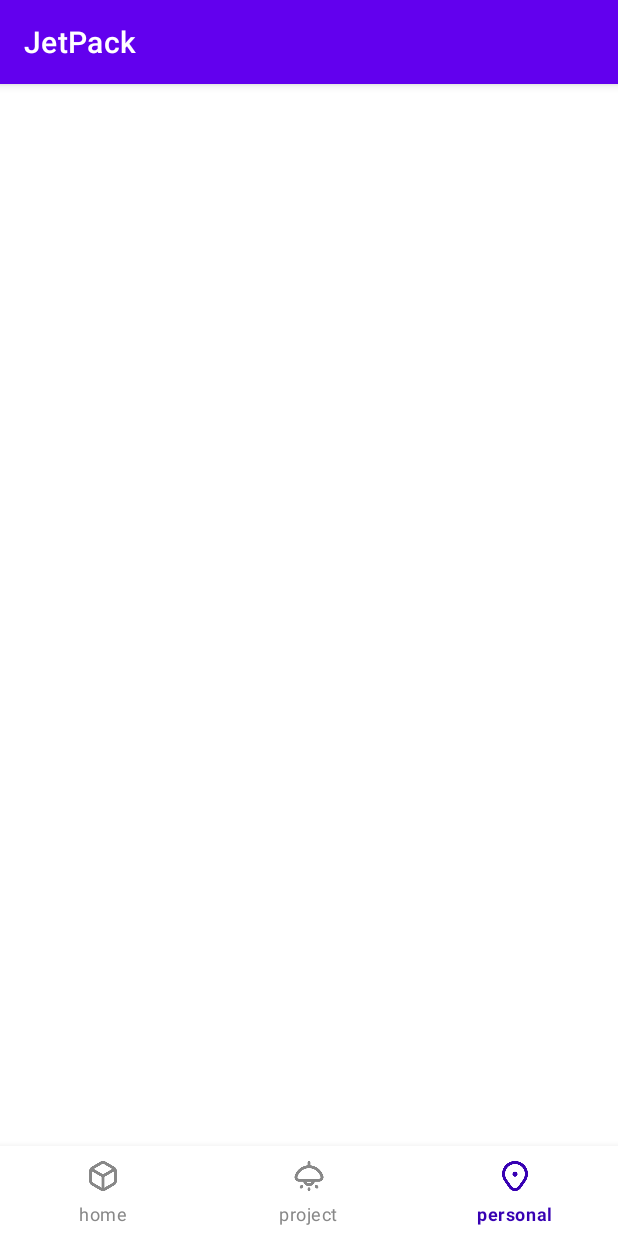
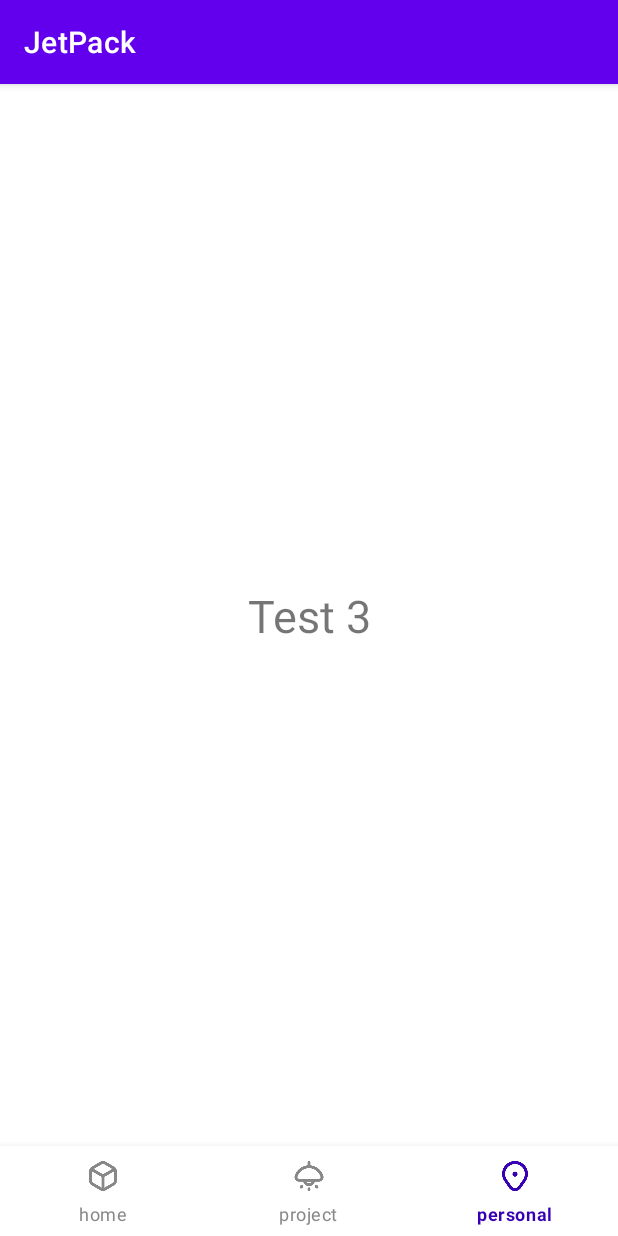
Before and after one commit to stewForAni/Kotlin-Jetpack, an Android app: the Test3Fragment screen opened through its navigation route, on a phone screen of 412 x 824 dp. Run offline under Robolectric (Android 15) with nearby library versions, the phone set to English and light mode, and no system bars; our stand-ins replace navigation-ui.

Commit message:
add lifecycle test

```diff
--- a/app/src/main/AndroidManifest.xml
+++ b/app/src/main/AndroidManifest.xml
@@ -19,6 +19,7 @@
         </activity>
         <activity android:name=".MainActivity"/>
         <activity android:name=".navigation.TestNavigationActivity" />
+        <activity android:name=".lifecycle.TestLifecycleActivity"/>
     </application>
 
 </manifest>
--- a/app/src/main/java/com/stew/kotlinjetpack/MainActivity.kt
+++ b/app/src/main/java/com/stew/kotlinjetpack/MainActivity.kt
@@ -4,6 +4,7 @@ import android.content.Intent
 import androidx.appcompat.app.AppCompatActivity
 import android.os.Bundle
 import android.widget.TextView
+import com.stew.kotlinjetpack.lifecycle.TestLifecycleActivity
 import com.stew.kotlinjetpack.navigation.TestNavigationActivity
 
 class MainActivity : AppCompatActivity() {
@@ -14,5 +15,10 @@ class MainActivity : AppCompatActivity() {
         findViewById<TextView>(R.id.tx1).setOnClickListener {
             startActivity(Intent(this, TestNavigationActivity::class.java))
         }
+
+        findViewById<TextView>(R.id.tx2).setOnClickListener {
+            startActivity(Intent(this, TestLifecycleActivity::class.java))
+        }
+
     }
 }
--- /dev/null
+++ b/app/src/main/res/layout/activity_lifecycle.xml
@@ -0,0 +1,6 @@
+<?xml version="1.0" encoding="utf-8"?>
+<androidx.constraintlayout.widget.ConstraintLayout
+    xmlns:android="http://schemas.android.com/apk/res/android" android:layout_width="match_parent"
+    android:layout_height="match_parent">
+
+</androidx.constraintlayout.widget.ConstraintLayout>
--- a/app/src/main/res/layout/activity_main.xml
+++ b/app/src/main/res/layout/activity_main.xml
@@ -22,12 +22,12 @@
     <TextView
         android:id="@+id/tx1"
         style="@style/style_main_tx"
-        android:text="Navigation" />
+        android:text="Navigation Test" />
 
     <TextView
         android:id="@+id/tx2"
         style="@style/style_main_tx"
-        android:text="Test NA" />
+        android:text="Lifecycle Test" />
 
     <TextView
         android:id="@+id/tx3"
--- a/app/src/main/res/layout/fragment_test3.xml
+++ b/app/src/main/res/layout/fragment_test3.xml
@@ -1,6 +1,17 @@
 <?xml version="1.0" encoding="utf-8"?>
-<androidx.constraintlayout.widget.ConstraintLayout
-    xmlns:android="http://schemas.android.com/apk/res/android" android:layout_width="match_parent"
-    android:layout_height="match_parent">
+<androidx.constraintlayout.widget.ConstraintLayout xmlns:android="http://schemas.android.com/apk/res/android"
+    android:layout_width="match_parent"
+    android:layout_height="match_parent"
+    xmlns:app="http://schemas.android.com/apk/res-auto">
+
+    <TextView
+        android:layout_width="wrap_content"
+        android:layout_height="wrap_content"
+        android:text="Test 3"
+        android:textSize="30sp"
+        app:layout_constraintBottom_toBottomOf="parent"
+        app:layout_constraintLeft_toLeftOf="parent"
+        app:layout_constraintRight_toRightOf="parent"
+        app:layout_constraintTop_toTopOf="parent" />
 
 </androidx.constraintlayout.widget.ConstraintLayout>
```
Also changed, not shown: app/src/main/java/com/stew/kotlinjetpack/lifecycle/TestLifecycleActivity.kt (added, +84 -0 lines), app/src/main/res/layout/fragment_test1.xml (+13 -2 lines), app/src/main/res/layout/fragment_test2.xml (+14 -3 lines).
